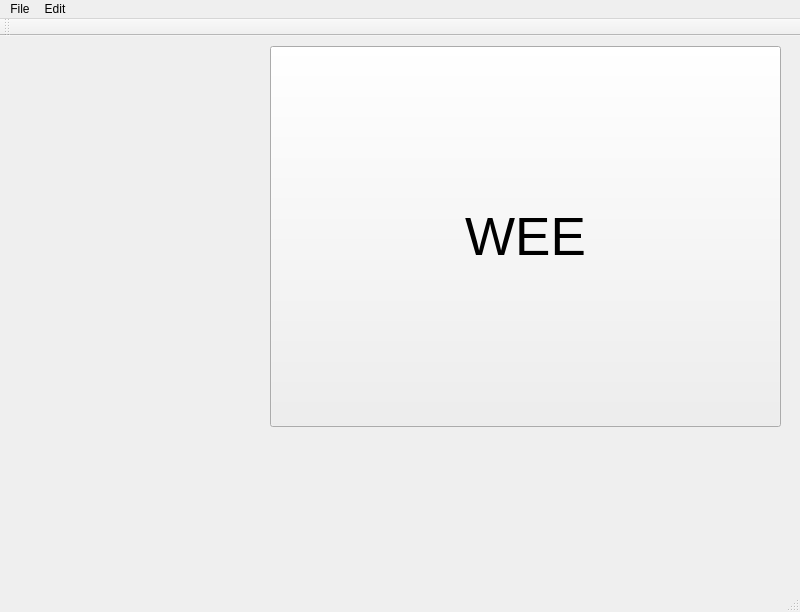
The window that SimpleRegistry/SimpleRegistry.ui (rohitrtk/SimpleRegistry) describes before a commit, drawn with Qt 5.
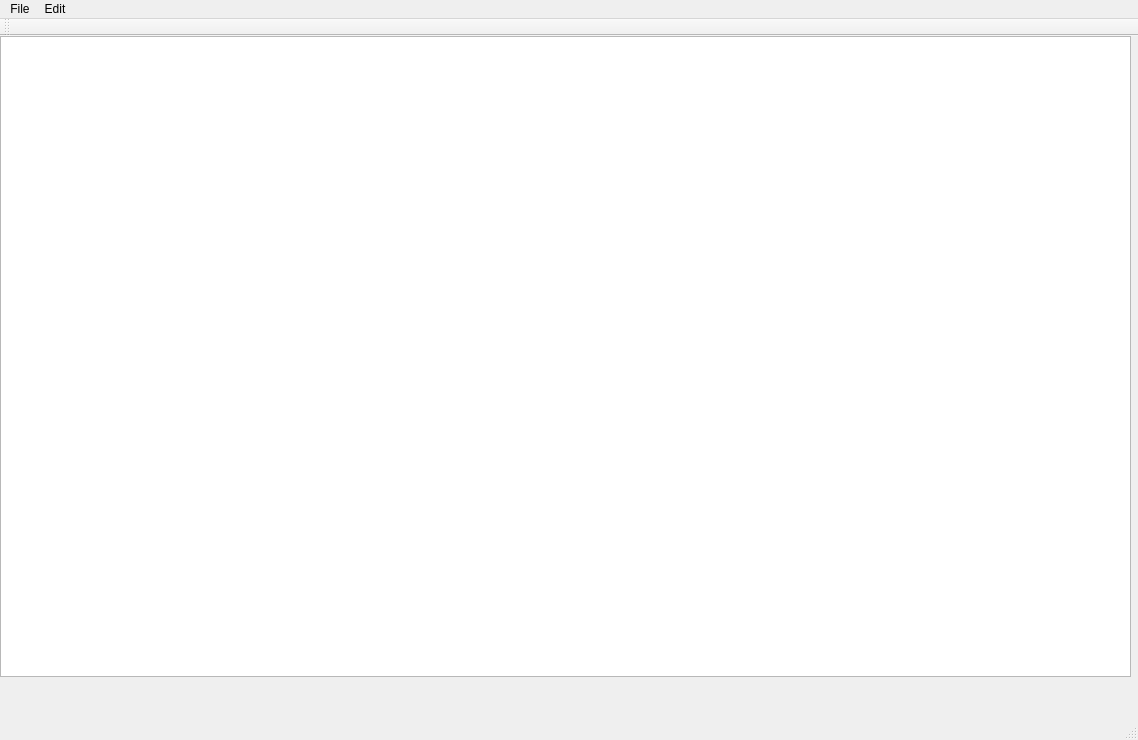
The same window after the commit.

Commit message: Working on adding people to main table

```diff
--- a/SimpleRegistry/SimpleRegistry.ui
+++ b/SimpleRegistry/SimpleRegistry.ui
@@ -6,31 +6,38 @@
    <rect>
     <x>0</x>
     <y>0</y>
-    <width>800</width>
-    <height>612</height>
+    <width>1138</width>
+    <height>740</height>
    </rect>
   </property>
   <property name="windowTitle">
    <string>SimpleRegistry</string>
   </property>
   <widget class="QWidget" name="centralWidget">
-   <widget class="QPushButton" name="myPushButton">
+   <widget class="QTableWidget" name="tableWidget">
     <property name="geometry">
      <rect>
-      <x>270</x>
-      <y>10</y>
-      <width>511</width>
-      <height>381</height>
+      <x>0</x>
+      <y>0</y>
+      <width>1131</width>
+      <height>641</height>
      </rect>
     </property>
-    <property name="font">
-     <font>
-      <pointsize>40</pointsize>
-     </font>
+    <property name="rowCount">
+     <number>0</number>
     </property>
-    <property name="text">
-     <string>WEE</string>
+    <property name="columnCount">
+     <number>0</number>
     </property>
+    <attribute name="horizontalHeaderVisible">
+     <bool>false</bool>
+    </attribute>
+    <attribute name="verticalHeaderVisible">
+     <bool>false</bool>
+    </attribute>
+    <attribute name="verticalHeaderHighlightSections">
+     <bool>true</bool>
+    </attribute>
    </widget>
   </widget>
   <widget class="QMenuBar" name="menuBar">
@@ -38,7 +45,7 @@
     <rect>
      <x>0</x>
      <y>0</y>
-     <width>800</width>
+     <width>1138</width>
      <height>21</height>
     </rect>
    </property>
```
The commit also changes 10 other files.
